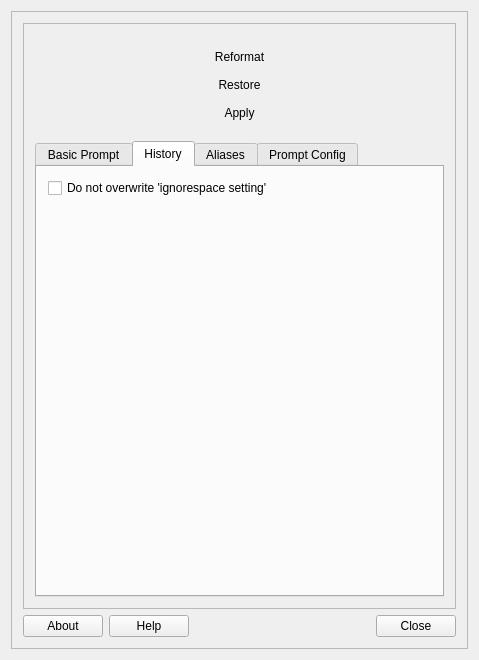
This is window.ui in TheNiteCoder/mx-bashrc-config as Qt 5 draws it before an edit. The edited form follows.
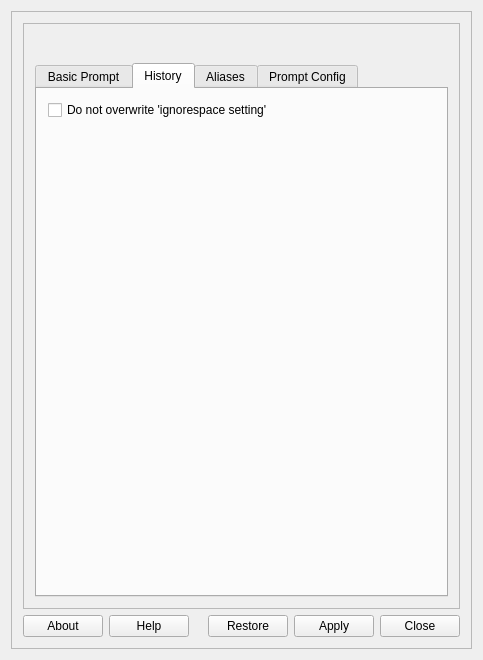
This is the edited form. The open tabs and pages were chosen to show the change. Icons and pictures are not drawn.

The edit to the form file:
```diff
--- a/window.ui
+++ b/window.ui
@@ -38,97 +38,6 @@
       <enum>QFrame::Raised</enum>
      </property>
      <layout class="QGridLayout" name="gridLayout">
-      <item row="2" column="0">
-       <layout class="QHBoxLayout" name="horizontalLayout_2">
-        <item>
-         <widget class="QPushButton" name="pushButton_About">
-          <property name="text">
-           <string>About</string>
-          </property>
-         </widget>
-        </item>
-        <item>
-         <widget class="QPushButton" name="pushButton_Help">
-          <property name="sizePolicy">
-           <sizepolicy hsizetype="Minimum" vsizetype="Minimum">
-            <horstretch>0</horstretch>
-            <verstretch>0</verstretch>
-           </sizepolicy>
-          </property>
-          <property name="maximumSize">
-           <size>
-            <width>500</width>
-            <height>500</height>
-           </size>
-          </property>
-          <property name="text">
-           <string>Help</string>
-          </property>
-         </widget>
-        </item>
-        <item>
-         <spacer name="horizontalSpacer">
-          <property name="orientation">
-           <enum>Qt::Horizontal</enum>
-          </property>
-          <property name="sizeHint" stdset="0">
-           <size>
-            <width>40</width>
-            <height>20</height>
-           </size>
-          </property>
-         </spacer>
-        </item>
-        <item>
-         <widget class="QLabel" name="label">
-          <property name="sizePolicy">
-           <sizepolicy hsizetype="Minimum" vsizetype="Minimum">
-            <horstretch>0</horstretch>
-            <verstretch>0</verstretch>
-           </sizepolicy>
-          </property>
-          <property name="maximumSize">
-           <size>
-            <width>32</width>
-            <height>32</height>
-           </size>
-          </property>
-          <property name="text">
-           <string/>
-          </property>
-          <property name="pixmap">
-           <pixmap resource="resource.qrc">:/mx-linux/mx.png</pixmap>
-          </property>
-          <property name="scaledContents">
-           <bool>true</bool>
-          </property>
-          <property name="wordWrap">
-           <bool>false</bool>
-          </property>
-         </widget>
-        </item>
-        <item>
-         <spacer name="horizontalSpacer_2">
-          <property name="orientation">
-           <enum>Qt::Horizontal</enum>
-          </property>
-          <property name="sizeHint" stdset="0">
-           <size>
-            <width>40</width>
-            <height>20</height>
-           </size>
-          </property>
-         </spacer>
-        </item>
-        <item>
-         <widget class="QPushButton" name="pushButton_Close">
-          <property name="text">
-           <string>Close</string>
-          </property>
-         </widget>
-        </item>
-       </layout>
-      </item>
       <item row="1" column="0">
        <widget class="QScrollArea" name="scrollArea_Main">
         <property name="sizePolicy">
@@ -167,47 +76,7 @@
             <property name="cursor">
              <cursorShape>ArrowCursor</cursorShape>
             </property>
-            <layout class="QGridLayout" name="gridLayout_3">
-             <item row="1" column="0">
-              <widget class="QPushButton" name="pushButton_Restore">
-               <property name="toolTip">
-                <string>Restores your bashrc with the MX Linux default and compatabilty to use MX Bashrc</string>
-               </property>
-               <property name="text">
-                <string>Restore</string>
-               </property>
-               <property name="flat">
-                <bool>true</bool>
-               </property>
-              </widget>
-             </item>
-             <item row="0" column="0">
-              <widget class="QPushButton" name="pushButton_Reformat">
-               <property name="toolTip">
-                <string>It reformats the ~/.bashrc so there is less of a chance that previous code doesn't interfere with code generated by MX Bashrc</string>
-               </property>
-               <property name="text">
-                <string>Reformat</string>
-               </property>
-               <property name="flat">
-                <bool>true</bool>
-               </property>
-              </widget>
-             </item>
-             <item row="2" column="0">
-              <widget class="QPushButton" name="pushButton">
-               <property name="toolTip">
-                <string>Applys changes to ~/.bashrc</string>
-               </property>
-               <property name="text">
-                <string>Apply</string>
-               </property>
-               <property name="flat">
-                <bool>true</bool>
-               </property>
-              </widget>
-             </item>
-            </layout>
+            <layout class="QGridLayout" name="gridLayout_3"/>
            </widget>
           </item>
           <item>
@@ -453,6 +322,135 @@
         </widget>
        </widget>
       </item>
+      <item row="4" column="0">
+       <layout class="QHBoxLayout" name="horizontalLayout_2">
+        <item>
+         <widget class="QPushButton" name="pushButton_About">
+          <property name="sizePolicy">
+           <sizepolicy hsizetype="Minimum" vsizetype="Minimum">
+            <horstretch>0</horstretch>
+            <verstretch>0</verstretch>
+           </sizepolicy>
+          </property>
+          <property name="text">
+           <string>About</string>
+          </property>
+         </widget>
+        </item>
+        <item>
+         <widget class="QPushButton" name="pushButton_Help">
+          <property name="sizePolicy">
+           <sizepolicy hsizetype="Minimum" vsizetype="Minimum">
+            <horstretch>0</horstretch>
+            <verstretch>0</verstretch>
+           </sizepolicy>
+          </property>
+          <property name="maximumSize">
+           <size>
+            <width>500</width>
+            <height>500</height>
+           </size>
+          </property>
+          <property name="text">
+           <string>Help</string>
+          </property>
+         </widget>
+        </item>
+        <item>
+         <spacer name="horizontalSpacer">
+          <property name="orientation">
+           <enum>Qt::Horizontal</enum>
+          </property>
+          <property name="sizeHint" stdset="0">
+           <size>
+            <width>40</width>
+            <height>20</height>
+           </size>
+          </property>
+         </spacer>
+        </item>
+        <item>
+         <widget class="QLabel" name="label">
+          <property name="sizePolicy">
+           <sizepolicy hsizetype="Minimum" vsizetype="Minimum">
+            <horstretch>0</horstretch>
+            <verstretch>0</verstretch>
+           </sizepolicy>
+          </property>
+          <property name="maximumSize">
+           <size>
+            <width>32</width>
+            <height>32</height>
+           </size>
+          </property>
+          <property name="text">
+           <string/>
+          </property>
+          <property name="pixmap">
+           <pixmap resource="resource.qrc">:/mx-linux/mx.png</pixmap>
+          </property>
+          <property name="scaledContents">
+           <bool>true</bool>
+          </property>
+          <property name="wordWrap">
+           <bool>false</bool>
+          </property>
+         </widget>
+        </item>
+        <item>
+         <spacer name="horizontalSpacer_2">
+          <property name="orientation">
+           <enum>Qt::Horizontal</enum>
+          </property>
+          <property name="sizeHint" stdset="0">
+           <size>
+            <width>40</width>
+            <height>20</height>
+           </size>
+          </property>
+         </spacer>
+        </item>
+        <item>
+         <widget class="QPushButton" name="pushButton_Restore">
+          <property name="toolTip">
+           <string>Restores your bashrc with the MX Linux default and compatabilty to use MX Bashrc</string>
+          </property>
+          <property name="text">
+           <string>Restore</string>
+          </property>
+          <property name="flat">
+           <bool>false</bool>
+          </property>
+         </widget>
+        </item>
+        <item>
+         <widget class="QPushButton" name="pushButton">
+          <property name="toolTip">
+           <string>Applys changes to ~/.bashrc</string>
+          </property>
+          <property name="text">
+           <string>Apply</string>
+          </property>
+          <property name="flat">
+           <bool>false</bool>
+          </property>
+         </widget>
+        </item>
+        <item>
+         <widget class="QPushButton" name="pushButton_Close">
+          <property name="sizePolicy">
+           <sizepolicy hsizetype="Minimum" vsizetype="Minimum">
+            <horstretch>0</horstretch>
+            <verstretch>0</verstretch>
+           </sizepolicy>
+          </property>
+          <property name="text">
+           <string>Close</string>
+          </property>
+         </widget>
+        </item>
+       </layout>
+      </item>
      </layout>
     </widget>
    </item>
```
Left out of the diff: 2 changed lines with no effect on the pictures.
